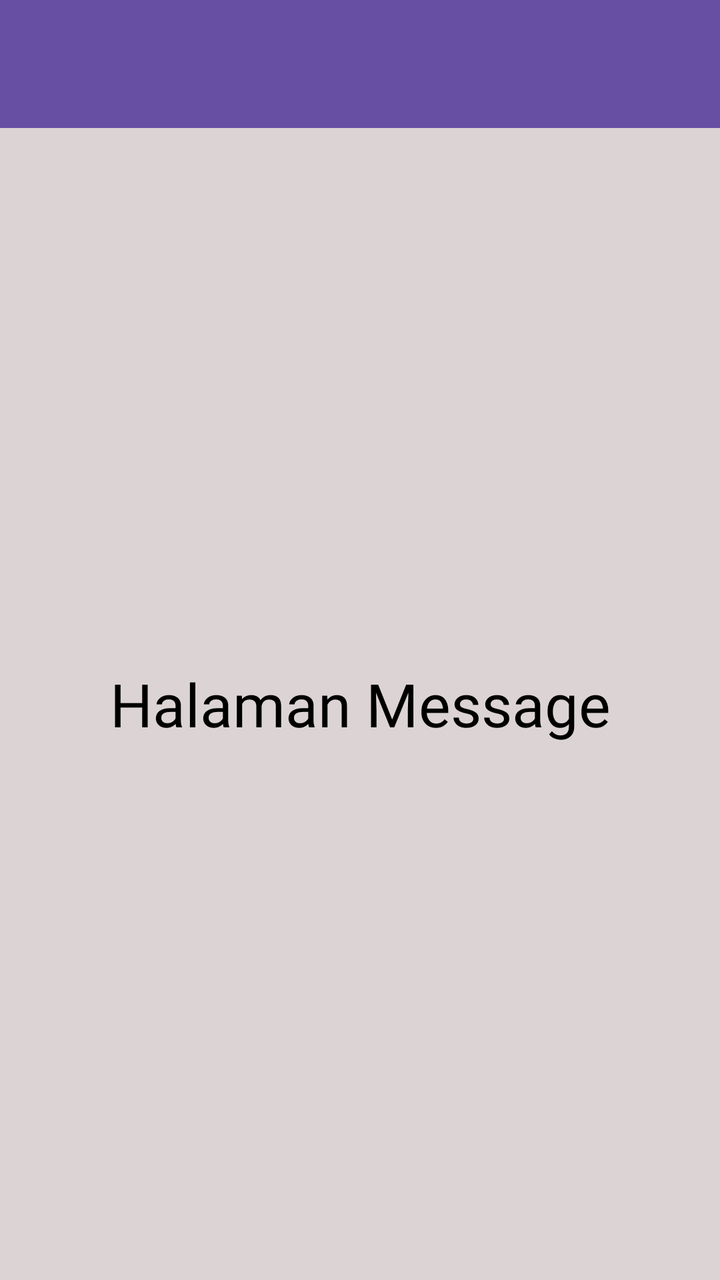
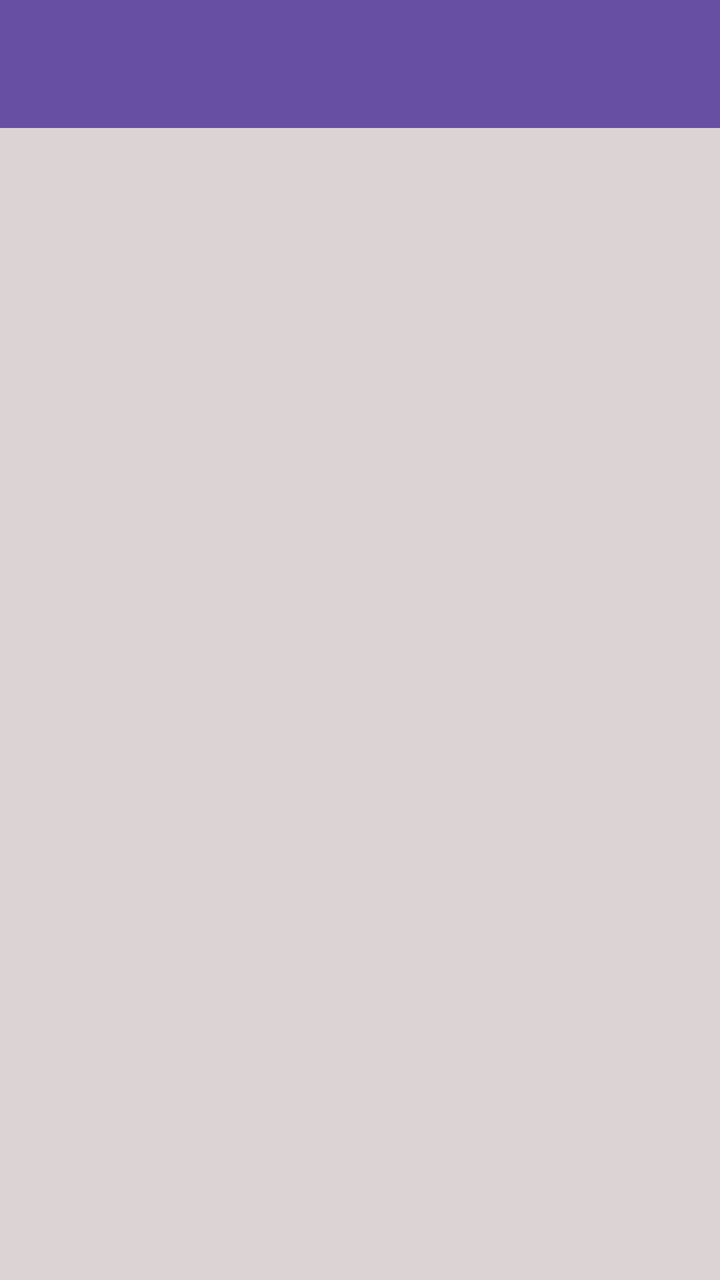

Two renders of the same Android screen: before a commit and after it. Below are the layout's source before the change and the commit's diff.
<!-- AndroidManifest.xml: application theme Theme.Aisyah3TIF -->
<!-- res/layout/fragment_message.xml -->
<?xml version="1.0" encoding="utf-8"?>
<androidx.constraintlayout.widget.ConstraintLayout xmlns:android="http://schemas.android.com/apk/res/android"
    xmlns:tools="http://schemas.android.com/tools"
    android:layout_width="match_parent"
    android:layout_height="match_parent"
    xmlns:app="http://schemas.android.com/apk/res-auto"
    android:background="#DCD4D4"
    tools:context=".Message.MessageFragment">

    <androidx.appcompat.widget.Toolbar
        android:id="@+id/toolbar"
        android:layout_width="match_parent"
        android:layout_height="?attr/actionBarSize"
        android:background="?attr/colorPrimary"
        app:layout_constraintTop_toTopOf="parent"
        app:layout_scrollFlags="scroll|enterAlways"
        app:titleTextColor="@android:color/white"
        tools:layout_editor_absoluteX="0dp" />

    <TextView
        android:layout_width="match_parent"
        android:layout_height="0dp"
        android:fontFamily="@font/poppins_bold"
        android:gravity="center"
        android:text="Halaman Message"
        android:textColor="@color/black"
        android:textSize="30sp"
        app:layout_constraintBottom_toBottomOf="parent"
        app:layout_constraintStart_toStartOf="parent"
        app:layout_constraintTop_toBottomOf="@+id/toolbar" />

</androidx.constraintlayout.widget.ConstraintLayout>
<!-- resources referenced by this layout -->
<resources>
  <color name="black">#FF000000</color>
  <style name="Theme.Aisyah3TIF" parent="Base.Theme.Aisyah3TIF" />
  <style name="Base.Theme.Aisyah3TIF" parent="Theme.Material3.DayNight.NoActionBar">
          
          
      </style>
</resources>

<!-- the commit's change to res/layout/fragment_message.xml (unified diff, before → after) -->
@@ -1,5 +1,5 @@
 <?xml version="1.0" encoding="utf-8"?>
-<androidx.constraintlayout.widget.ConstraintLayout xmlns:android="http://schemas.android.com/apk/res/android"
+<androidx.coordinatorlayout.widget.CoordinatorLayout xmlns:android="http://schemas.android.com/apk/res/android"
     xmlns:tools="http://schemas.android.com/tools"
     android:layout_width="match_parent"
     android:layout_height="match_parent"
@@ -7,26 +7,27 @@
     android:background="#DCD4D4"
     tools:context=".Message.MessageFragment">
 
-    <androidx.appcompat.widget.Toolbar
-        android:id="@+id/toolbar"
+    <com.google.android.material.appbar.AppBarLayout
+        android:id="@+id/appBarLayout"
         android:layout_width="match_parent"
-        android:layout_height="?attr/actionBarSize"
-        android:background="?attr/colorPrimary"
-        app:layout_constraintTop_toTopOf="parent"
-        app:layout_scrollFlags="scroll|enterAlways"
-        app:titleTextColor="@android:color/white"
-        tools:layout_editor_absoluteX="0dp" />
+        android:layout_height="wrap_content"
+        android:theme="@style/ThemeOverlay.AppCompat.Dark.ActionBar">
 
-    <TextView
+        <androidx.appcompat.widget.Toolbar
+            android:id="@+id/toolbar"
+            android:layout_width="match_parent"
+            android:layout_height="?attr/actionBarSize"
+            android:background="?attr/colorPrimary"
+            app:layout_scrollFlags="scroll|enterAlways"
+            app:titleTextColor="@android:color/white" />
+
+    </com.google.android.material.appbar.AppBarLayout>
+
+
+    <ListView
+        android:id="@+id/listMessageItems"
         android:layout_width="match_parent"
-        android:layout_height="0dp"
-        android:fontFamily="@font/poppins_bold"
-        android:gravity="center"
-        android:text="Halaman Message"
-        android:textColor="@color/black"
-        android:textSize="30sp"
-        app:layout_constraintBottom_toBottomOf="parent"
-        app:layout_constraintStart_toStartOf="parent"
-        app:layout_constraintTop_toBottomOf="@+id/toolbar" />
+        android:layout_height="match_parent"
+        app:layout_behavior="@string/appbar_scrolling_view_behavior" />
 
-</androidx.constraintlayout.widget.ConstraintLayout>
+</androidx.coordinatorlayout.widget.CoordinatorLayout>
<!-- resource entries referenced after the edit -->
@@ -1,6 +1,5 @@
 <!-- resources referenced by this layout -->
 <resources>
-  <color name="black">#FF000000</color>
   <style name="Theme.Aisyah3TIF" parent="Base.Theme.Aisyah3TIF" />
   <style name="Base.Theme.Aisyah3TIF" parent="Theme.Material3.DayNight.NoActionBar">
           
